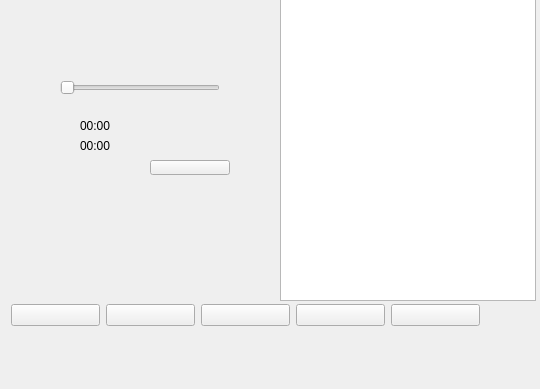
bubu224216/musicplayer, file demo111/mainwindow.ui: the form before one commit.
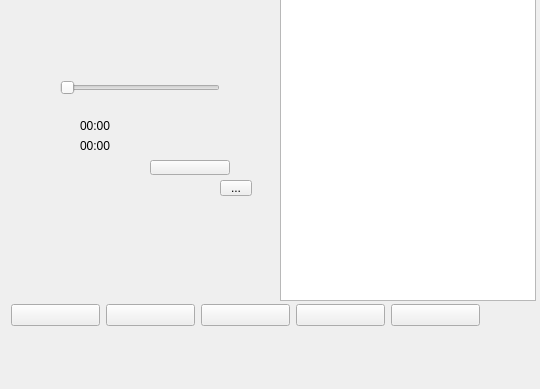
The form after the commit.

Diff of the .ui file:
```diff
--- a/demo111/mainwindow.ui
+++ b/demo111/mainwindow.ui
@@ -123,6 +123,19 @@
      <string/>
     </property>
    </widget>
+   <widget class="QToolButton" name="soundBtn">
+    <property name="geometry">
+     <rect>
+      <x>220</x>
+      <y>180</y>
+      <width>32</width>
+      <height>16</height>
+     </rect>
+    </property>
+    <property name="text">
+     <string>...</string>
+    </property>
+   </widget>
   </widget>
  </widget>
  <layoutdefault spacing="6" margin="11"/>
```
Left out of the diff: 2 changed lines with no effect on the pictures.
